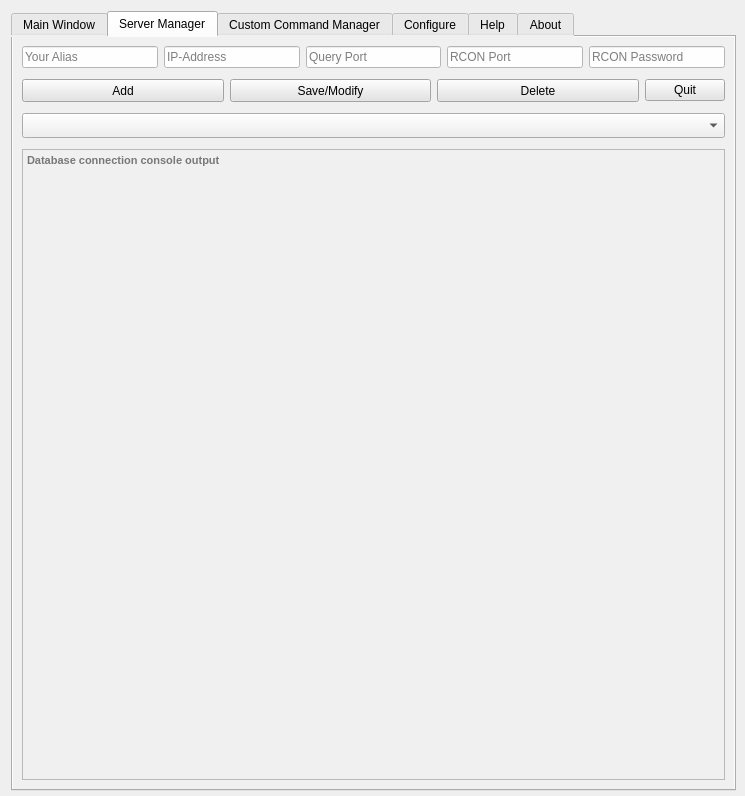
This is source_files/isrt_main_tabbed_v0.6.ui in sargolin/ISRT-Insurgency-Sandstorm-RCON-TOOL-and-Mapchanger as Qt 5 draws it before an edit. The edited form follows.
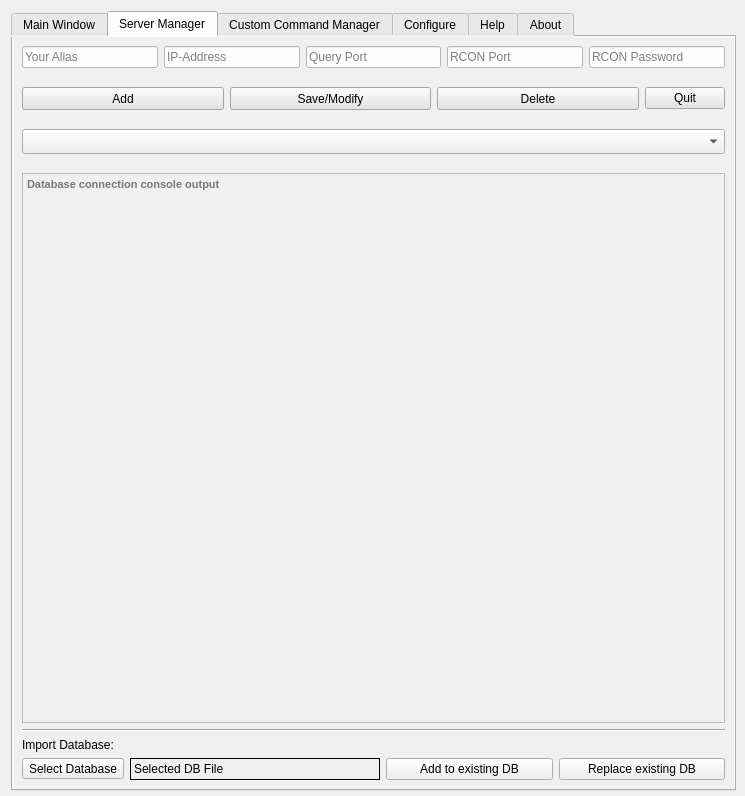
This is the edited form. The open tabs and pages were chosen to show the change. Icons and pictures are not drawn.

What changed in the file:
```diff
--- a/source_files/isrt_main_tabbed_v0.6.ui
+++ b/source_files/isrt_main_tabbed_v0.6.ui
@@ -1649,9 +1649,9 @@
       <attribute name="title">
        <string>Server Manager</string>
       </attribute>
-      <layout class="QHBoxLayout" name="horizontalLayout_18">
+      <layout class="QVBoxLayout" name="verticalLayout_19">
        <item>
-        <layout class="QVBoxLayout" name="verticalLayout_22">
+        <layout class="QVBoxLayout" name="verticalLayout_18">
          <item>
           <layout class="QHBoxLayout" name="horizontalLayout_15">
            <item>
@@ -1801,13 +1801,11 @@
            <property name="sizeHint" stdset="0">
             <size>
              <width>20</width>
-             <height>5</height>
+             <height>13</height>
             </size>
            </property>
           </spacer>
          </item>
-         <item>
-          <layout class="QVBoxLayout" name="verticalLayout_23">
            <item>
             <layout class="QHBoxLayout" name="horizontalLayout_16">
              <item>
@@ -1936,7 +1934,7 @@
              <property name="sizeHint" stdset="0">
               <size>
                <width>20</width>
-               <height>5</height>
+             <height>13</height>
               </size>
              </property>
             </spacer>
@@ -1993,7 +1991,7 @@
              <property name="sizeHint" stdset="0">
               <size>
                <width>20</width>
-               <height>5</height>
+             <height>13</height>
               </size>
              </property>
             </spacer>
@@ -2046,6 +2044,72 @@
              </property>
              <property name="placeholderText">
               <string>Database connection console output</string>
+           </property>
+          </widget>
+         </item>
+         <item>
+          <widget class="Line" name="line_6">
+           <property name="orientation">
+            <enum>Qt::Horizontal</enum>
+           </property>
+          </widget>
+         </item>
+         <item>
+          <widget class="QLabel" name="label_13">
+           <property name="font">
+            <font>
+             <pointsize>9</pointsize>
+             <weight>50</weight>
+             <bold>false</bold>
+            </font>
+           </property>
+           <property name="text">
+            <string>Import Database:</string>
+           </property>
+          </widget>
+         </item>
+         <item>
+          <layout class="QHBoxLayout" name="horizontalLayout_18">
+           <item>
+            <widget class="QToolButton" name="toolButton">
+             <property name="minimumSize">
+              <size>
+               <width>100</width>
+               <height>0</height>
+              </size>
+             </property>
+             <property name="text">
+              <string>Select Database</string>
+             </property>
+            </widget>
+           </item>
+           <item>
+            <widget class="QLabel" name="label_14">
+             <property name="minimumSize">
+              <size>
+               <width>250</width>
+               <height>0</height>
+              </size>
+             </property>
+             <property name="frameShape">
+              <enum>QFrame::Box</enum>
+             </property>
+             <property name="text">
+              <string>Selected DB File</string>
+             </property>
+            </widget>
+           </item>
+           <item>
+            <widget class="QPushButton" name="pushButton">
+             <property name="text">
+              <string>Add to existing DB</string>
+             </property>
+            </widget>
+           </item>
+           <item>
+            <widget class="QPushButton" name="pushButton_2">
+             <property name="text">
+              <string>Replace existing DB</string>
              </property>
             </widget>
            </item>
```
Left out of the diff: 10 changed lines with no effect on the pictures. Lines whose indentation alone changed are shown as unchanged.
